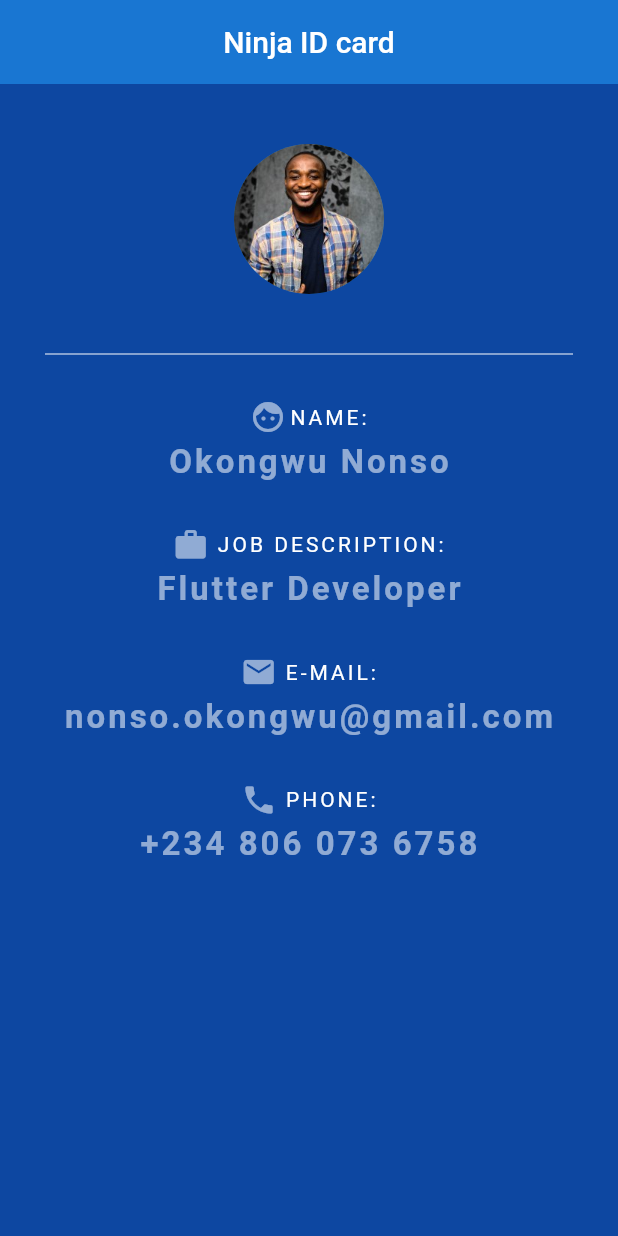
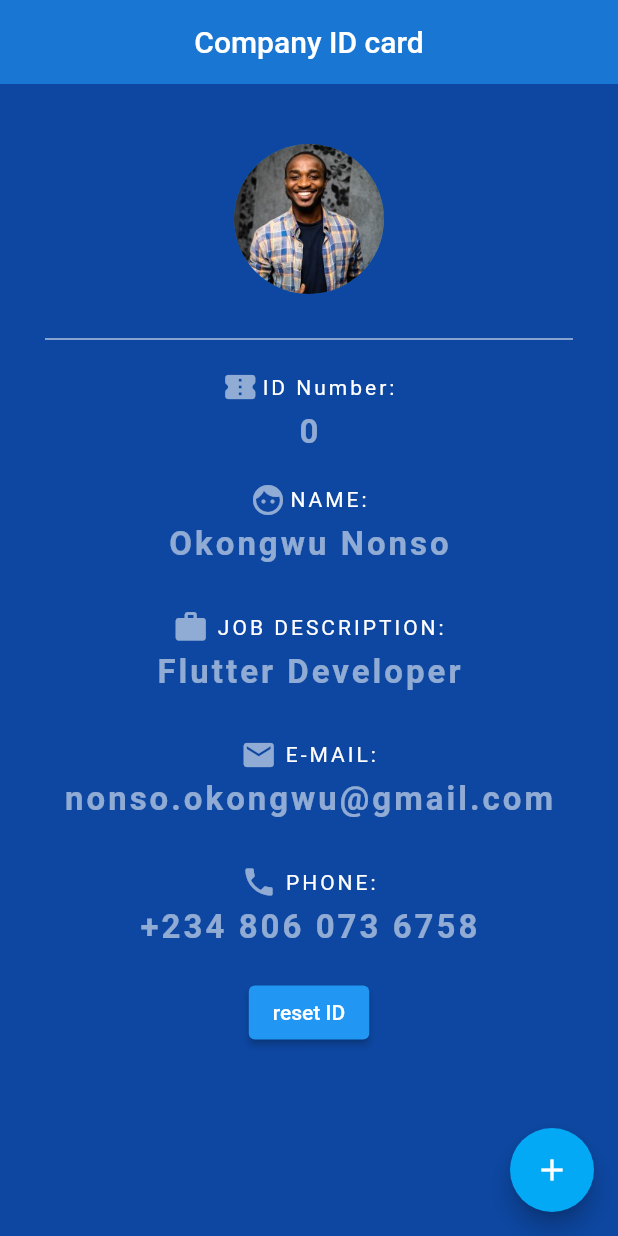
Before and after one commit to nonsookongwu/ninjaIdCard, a Flutter app: the screen it shows after launch, on a phone screen of 412 x 824 dp. Run offline on Flutter 3.47's test engine with Material 2 defaults, Android fonts, the phone set to English and light mode, and no system bars.

```diff
--- a/lib/main.dart
+++ b/lib/main.dart
@@ -7,15 +7,32 @@ void main() {
   ));
 }
 
-class NinjaCard extends StatelessWidget {
+class NinjaCard extends StatefulWidget {
   const NinjaCard({Key key}) : super(key: key);
+
+  @override
+  _NinjaCardState createState() => _NinjaCardState();
+}
+
+class _NinjaCardState extends State<NinjaCard> {
+
+  int companyID = 0;
 
   @override
   Widget build(BuildContext context) {
     return Scaffold(
+      floatingActionButton: FloatingActionButton(
+        onPressed: (){
+          setState(() {
+            companyID += 1;
+          });
+        },
+      child: Icon(Icons.add),
+        backgroundColor: Colors.lightBlue,
+      ) ,
       backgroundColor: Colors.blue[900],
       appBar: AppBar(
-        title: Text('Ninja ID card'),
+        title: Text('Company ID card'),
         centerTitle: true,
         backgroundColor: Colors.blue[700],
         elevation: 0.0,
@@ -31,9 +48,37 @@ class NinjaCard extends StatelessWidget {
             ),
             SizedBox(height: 10.0,),
             Divider(
-              height: 60.0,
+              height: 40.0,
               color: Colors.white,
             ),
+            Row(
+              mainAxisAlignment: MainAxisAlignment.center,
+              children: [
+                Icon(Icons.confirmation_number_rounded,  color: Colors.white54,),
+                SizedBox(
+                  width: 2.0,
+                ),
+                Text(
+                  'ID Number:',
+                  style: TextStyle(
+                    color: Colors.white,
+                    letterSpacing: 2.0,
+                  ),
+                ),
+              ],
+            ),
+            SizedBox(
+              height: 5.0,
+            ),
+            Text(
+              '$companyID',
+              style: TextStyle(
+                  color: Colors.white54,
+                  letterSpacing: 2.0,
+                  fontSize: 22.0,
+                  fontWeight: FontWeight.bold),
+            ),
+            SizedBox(height: 20.0,),
             Row(
               mainAxisAlignment: MainAxisAlignment.center,
               children: [
@@ -156,6 +201,16 @@ class NinjaCard extends StatelessWidget {
                   fontSize: 22.0,
                   fontWeight: FontWeight.bold),
             ),
+            SizedBox(height: 20.0,),
+            ElevatedButton(onPressed: () {
+              setState(() {
+                companyID = 0;
+              });
+            },
+                child: Text (
+                    "reset ID"
+                ),
+            ),
           ],
         ),
       ),
```
